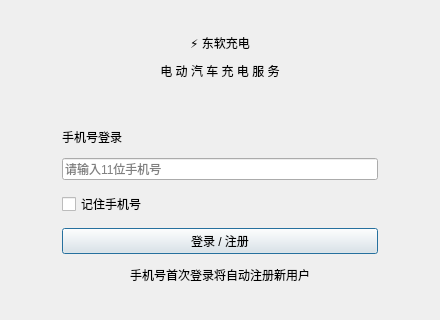
The window that code/client/LoginDialog.ui (swaggers-swaggers/charging_piles_management) describes before a commit, drawn with Qt 5; both pictures show x 0 to 440 and y 0 to 320 of the 440 by 560 pixel window.
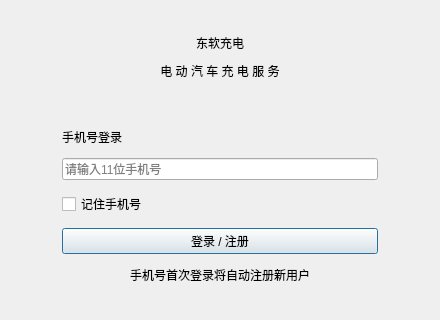
The same window after the commit.

Patch:
```diff
--- a/code/client/LoginDialog.ui
+++ b/code/client/LoginDialog.ui
@@ -35,7 +35,7 @@
    <item>
     <widget class="QLabel" name="titleLabel">
      <property name="text">
-      <string>⚡ 东软充电</string>
+      <string>东软充电</string>
      </property>
      <property name="alignment">
       <set>Qt::AlignCenter</set>
```
